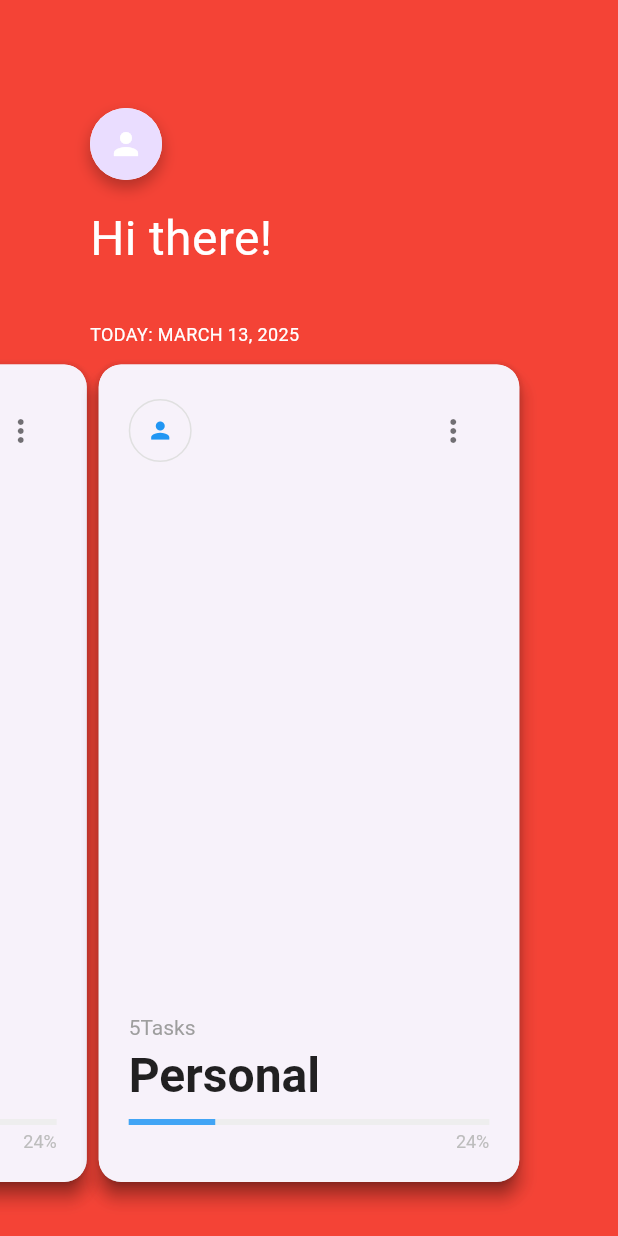
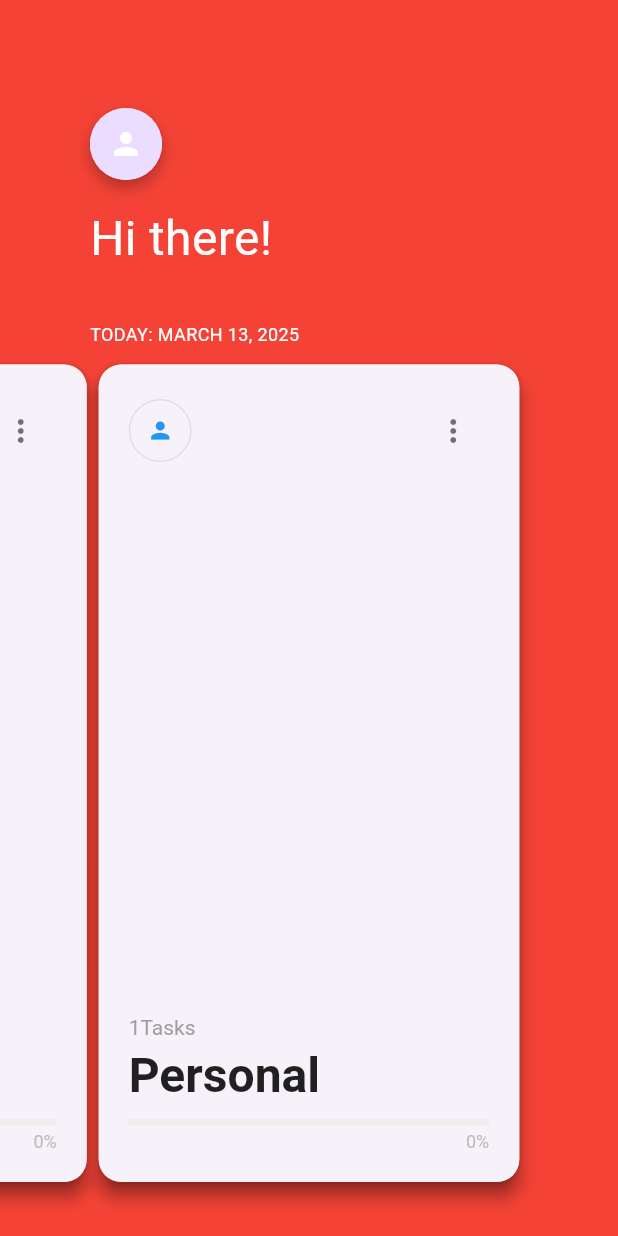
Before and after one commit to eamirho3ein3/animation_example, a Flutter app: the screen it shows after launch, swiped to page 5, on a phone screen of 412 x 824 dp. Run offline on Flutter 3.47's test engine with Material 3 defaults, Android fonts, the phone set to English and light mode, and no system bars; our stand-ins replace equatable, flutter_bloc.

Commit message:
feat: add logic to home card

```diff
--- /dev/null
+++ b/lib/models/category.dart
@@ -0,0 +1,8 @@
+import 'package:animation_example/models/task.dart';
+
+class Category {
+  final String title;
+  final List<Task> tasks;
+
+  Category({required this.title, required this.tasks});
+}
--- a/lib/pages/home/home.dart
+++ b/lib/pages/home/home.dart
@@ -1,4 +1,7 @@
+import 'package:animation_example/models/category.dart';
+import 'package:animation_example/models/task.dart';
 import 'package:animation_example/pages/home/widgets/card_item.dart';
+import 'package:animation_example/services/extentions.dart';
 import 'package:flutter/material.dart';
 
 final List<Color> backgroundColors = [
@@ -21,6 +24,61 @@ class _HomePageState extends State<HomePage> {
 
   int _currentIndex = 0;
   Color _backgroundColor = Colors.blue;
+
+  final List<Category> categories = [
+    Category(
+      title: 'Work',
+      tasks: [
+        Task(id: '1', title: 'Meet Clients'),
+        Task(id: '2', title: 'Design Sprint', isCompleted: true),
+        Task(id: '3', title: 'Icon Set Design for Mobile App'),
+        Task(id: '4', title: 'HTML/CSS Study'),
+        Task(id: '5', title: 'Weekly Report'),
+        Task(id: '6', title: 'Design Meeting'),
+        Task(id: '7', title: 'Quick Prototyping'),
+      ],
+    ),
+    Category(
+      title: 'Home',
+      tasks: [
+        Task(id: '1', title: 'Meet Clients'),
+        Task(id: '2', title: 'Design Sprint', isCompleted: true),
+        Task(id: '3', title: 'Icon Set Design for Mobile App'),
+        Task(id: '4', title: 'HTML/CSS Study'),
+      ],
+    ),
+    Category(
+      title: 'Personal',
+      tasks: [
+        Task(id: '1', title: 'Meet Clients'),
+        Task(id: '2', title: 'Design Sprint', isCompleted: true),
+        Task(id: '3', title: 'Icon Set Design for Mobile App'),
+        Task(id: '4', title: 'HTML/CSS Study'),
+        Task(id: '5', title: 'Weekly Report'),
+        Task(id: '6', title: 'Design Meeting'),
+      ],
+    ),
+    Category(
+      title: 'Personal',
+      tasks: [
+        Task(id: '4', title: 'HTML/CSS Study'),
+        Task(id: '5', title: 'Weekly Report'),
+        Task(id: '6', title: 'Design Meeting'),
+      ],
+    ),
+    Category(title: 'Personal', tasks: [Task(id: '1', title: 'Meet Clients')]),
+    Category(
+      title: 'Personal',
+      tasks: [
+        Task(id: '1', title: 'Meet Clients'),
+        Task(id: '2', title: 'Design Sprint', isCompleted: true),
+        Task(id: '3', title: 'Icon Set Design for Mobile App'),
+        Task(id: '4', title: 'HTML/CSS Study'),
+        Task(id: '5', title: 'Weekly Report'),
+        Task(id: '6', title: 'Design Meeting'),
+      ],
+    ),
+  ];
 
   @override
   void initState() {
@@ -103,14 +161,10 @@ class _HomePageState extends State<HomePage> {
                     itemCount: backgroundColors.length,
                     itemBuilder: (context, index) {
                       return CardItem(
+                        tasks: categories[index].tasks,
                         index: index,
-                        title:
-                            index == 0
-                                ? 'Work'
-                                : (index == 1 ? 'Home' : 'Personal'),
-                        taskCount: index == 0 ? 12 : (index == 1 ? 7 : 5),
-                        progress:
-                            index == 0 ? 0.24 : (index == 1 ? 0.45 : 0.15),
+                        title: categories[index].title,
+                        progress: categories[index].tasks.completedPercentage,
                         isSelected: _currentIndex == index,
                       );
                     },
--- a/lib/pages/home/widgets/card_item.dart
+++ b/lib/pages/home/widgets/card_item.dart
@@ -1,3 +1,4 @@
+import 'package:animation_example/models/task.dart';
 import 'package:animation_example/pages/card_detail/card_detail.dart';
 import 'package:animation_example/pages/widgets/detail_progress.dart';
 import 'package:animation_example/pages/widgets/detail_title.dart';
@@ -9,16 +10,16 @@ import 'package:flutter/material.dart';
 class CardItem extends StatelessWidget {
   final int index;
   final String title;
-  final int taskCount;
-  final double progress;
+  final int progress;
   final bool isSelected;
+  final List<Task> tasks;
 
   const CardItem({
     super.key,
     required this.index,
     required this.title,
-    required this.taskCount,
     required this.progress,
+    required this.tasks,
     this.isSelected = false,
   });
 
@@ -73,13 +74,13 @@ class CardItem extends StatelessWidget {
                     ),
                     const Spacer(),
                     // Task Count
-                    TaskCountWidget(index: index, taskCount: taskCount),
+                    TaskCountWidget(index: index, taskCount: tasks.length),
                     const SizedBox(height: 5),
                     // Task Title
                     DetailTitleWidget(index: index, title: title),
                     const SizedBox(height: 10),
                     // Progress Indicator
-                    DetailProgressIndicator(index: index, percentage: 24),
+                    DetailProgressIndicator(index: index, percentage: progress),
                   ],
                 ),
               ),
@@ -98,7 +99,7 @@ class CardItem extends StatelessWidget {
         reverseTransitionDuration: const Duration(milliseconds: 600),
         pageBuilder:
             (context, animation, secondaryAnimation) =>
-                DetailPage(index: index, title: title),
+                DetailPage(index: index, title: title, tasks: tasks),
         transitionsBuilder: (context, animation, secondaryAnimation, child) {
           return FadeTransition(opacity: animation, child: child);
         },
```
Also changed, not shown: lib/pages/card_detail/bloc/card_detail_bloc.dart (+12 -15 lines), lib/pages/card_detail/card_detail.dart (+13 -3 lines).
